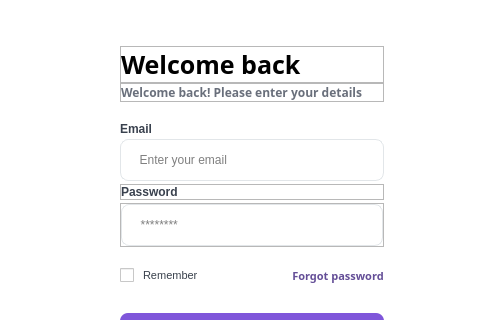
Old version of the form log_in.ui in the repository hoanghuyn/Python_IOT_app; both pictures show x 0 to 492 and y 89 to 409 of the 1000 by 700 pixel window.
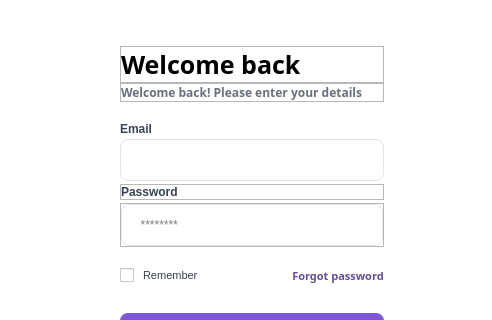
New version of the form. Icons and pictures are not drawn.

Commit message: add login page

Patch:
```diff
--- a/log_in.ui
+++ b/log_in.ui
@@ -1,7 +1,7 @@
 <?xml version="1.0" encoding="UTF-8"?>
 <ui version="4.0">
- <class>form_sign_up</class>
- <widget class="QWidget" name="form_sign_up">
+ <class>log_in_dialog</class>
+ <widget class="QDialog" name="log_in_dialog">
   <property name="geometry">
    <rect>
     <x>0</x>
@@ -26,7 +26,7 @@
    <string>Form</string>
   </property>
   <property name="styleSheet">
-   <string notr="true">QWidget#form_sign_up{
+   <string notr="true">QDialog#log_in_dialog{
 	background-color: #ffffff;
 }</string>
   </property>
@@ -356,9 +356,18 @@
 box-shadow: 0px 4px 4px rgba(0, 0, 0, 0.02);
 border-radius: 8px;</string>
               </property>
+              <property name="inputMask">
+               <string>     </string>
+              </property>
+              <property name="cursorPosition">
+               <number>5</number>
+              </property>
               <property name="placeholderText">
                <string>     Enter your email</string>
               </property>
+              <property name="clearButtonEnabled">
+               <bool>false</bool>
+              </property>
              </widget>
             </item>
            </layout>
```
Left out of the diff: 46 changed lines with no effect on the pictures. The commit also changes 1 other file.
